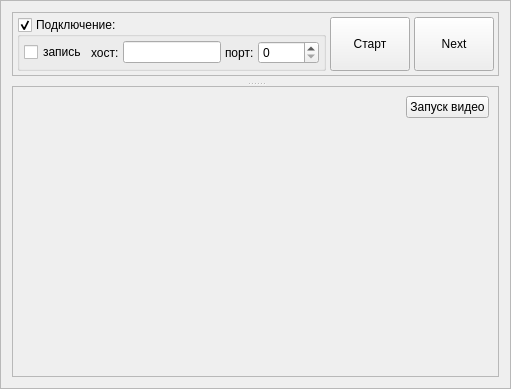
Before: the Qt Designer form python/LidarFrame.ui in AlexLexx706/robocar, drawn with Qt 5.
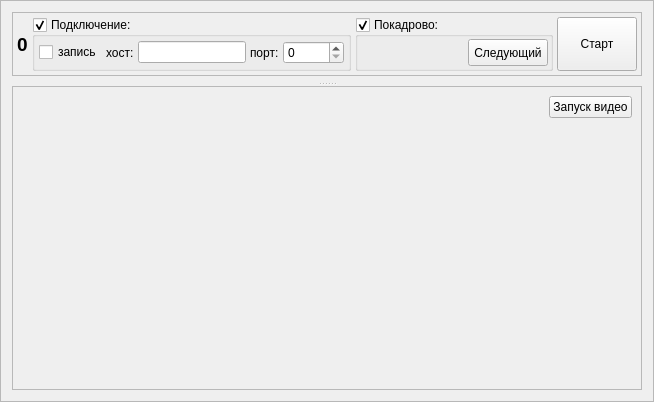
After: the same form once the commit is applied. Icons and pictures are not drawn. Custom widgets are drawn as their Qt base class.

The edit to the form file:
```diff
--- a/python/LidarFrame.ui
+++ b/python/LidarFrame.ui
@@ -6,8 +6,8 @@
    <rect>
     <x>0</x>
     <y>0</y>
-    <width>511</width>
-    <height>389</height>
+    <width>654</width>
+    <height>402</height>
    </rect>
   </property>
   <property name="windowTitle">
@@ -35,7 +35,7 @@
       <property name="spacing">
        <number>4</number>
       </property>
-      <item row="0" column="0" colspan="2">
+      <item row="0" column="1" colspan="2">
        <widget class="QGroupBox" name="groupBox_connection">
         <property name="sizePolicy">
          <sizepolicy hsizetype="Expanding" vsizetype="Preferred">
@@ -91,6 +91,50 @@
        </widget>
       </item>
       <item row="0" column="3">
+       <widget class="QGroupBox" name="groupBox_use_step">
+        <property name="title">
+         <string>Покадрово:</string>
+        </property>
+        <property name="checkable">
+         <bool>true</bool>
+        </property>
+        <layout class="QHBoxLayout" name="horizontalLayout_2" stretch="0,0">
+         <property name="spacing">
+          <number>2</number>
+         </property>
+         <property name="margin">
+          <number>2</number>
+         </property>
+         <item>
+          <spacer name="horizontalSpacer_2">
+           <property name="orientation">
+            <enum>Qt::Horizontal</enum>
+           </property>
+           <property name="sizeHint" stdset="0">
+            <size>
+             <width>40</width>
+             <height>20</height>
+            </size>
+           </property>
+          </spacer>
+         </item>
+         <item>
+          <widget class="QPushButton" name="pushButton_next">
+           <property name="sizePolicy">
+            <sizepolicy hsizetype="Maximum" vsizetype="Minimum">
+             <horstretch>0</horstretch>
+             <verstretch>0</verstretch>
+            </sizepolicy>
+           </property>
+           <property name="text">
+            <string>Следующий</string>
+           </property>
+          </widget>
+         </item>
+        </layout>
+       </widget>
+      </item>
+      <item row="0" column="5">
        <widget class="QPushButton" name="pushButton_control">
         <property name="sizePolicy">
          <sizepolicy hsizetype="Maximum" vsizetype="Minimum">
@@ -103,16 +147,17 @@
         </property>
        </widget>
       </item>
-      <item row="0" column="4">
-       <widget class="QPushButton" name="pushButton_next">
-        <property name="sizePolicy">
-         <sizepolicy hsizetype="Maximum" vsizetype="Minimum">
-          <horstretch>0</horstretch>
-          <verstretch>0</verstretch>
-         </sizepolicy>
+      <item row="0" column="0">
+       <widget class="QLabel" name="label_frame">
+        <property name="font">
+         <font>
+          <pointsize>14</pointsize>
+          <weight>75</weight>
+          <bold>true</bold>
+         </font>
         </property>
         <property name="text">
-         <string>Next</string>
+         <string>0</string>
         </property>
        </widget>
       </item>
```
